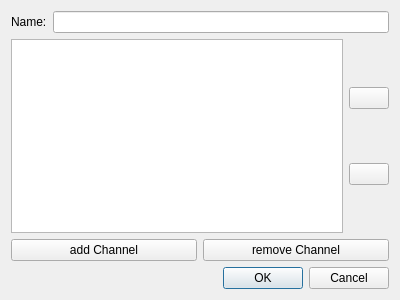
Old version of the form src/roamingzonedialog.ui in the repository hmatuschek/qdmr.
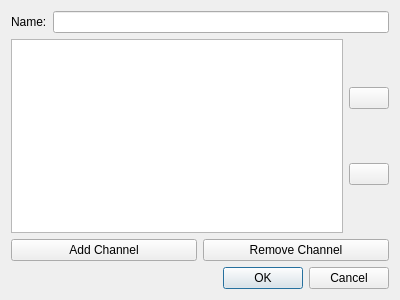
New version of the form. Icons and pictures are not drawn.

Commit message: Added short cuts to dialogs. Fixes #75.

Patch:
```diff
--- a/src/roamingzonedialog.ui
+++ b/src/roamingzonedialog.ui
@@ -66,14 +66,20 @@
      <item>
       <widget class="QPushButton" name="add">
        <property name="text">
-        <string>add Channel</string>
+        <string>Add Channel</string>
+       </property>
+       <property name="shortcut">
+        <string>Alt++</string>
        </property>
       </widget>
      </item>
      <item>
       <widget class="QPushButton" name="rem">
        <property name="text">
-        <string>remove Channel</string>
+        <string>Remove Channel</string>
+       </property>
+       <property name="shortcut">
+        <string>Alt+-</string>
        </property>
       </widget>
      </item>
```
Left out of the diff: 6 changed lines with no effect on the pictures. The commit also changes 2 other files.
